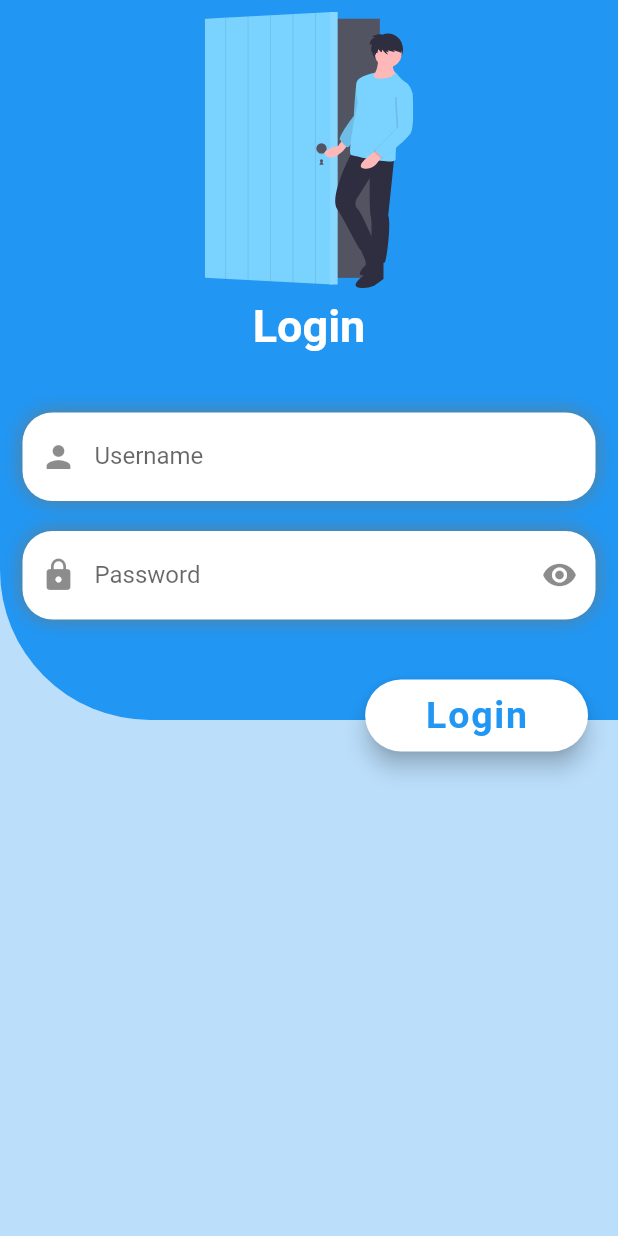
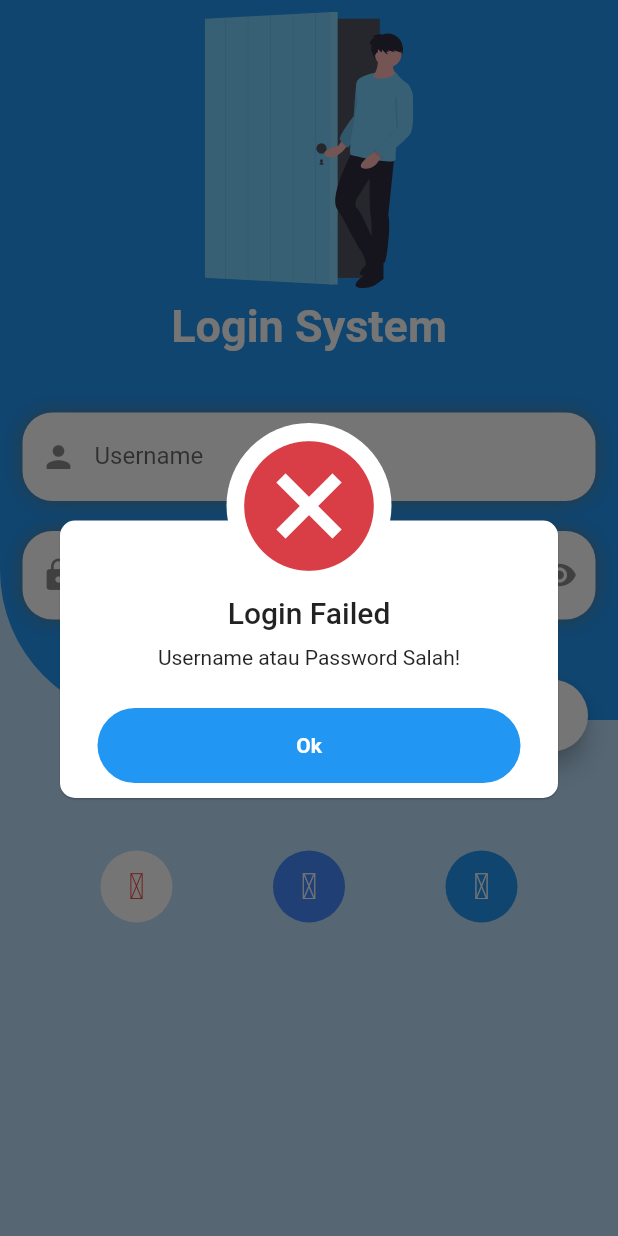
Before and after one commit to Fauzywahyudi/SubmissionFlutter, a Flutter app: the screen it shows after launch, after a tap on "Login", on a phone screen of 412 x 824 dp. Run offline on Flutter 3.47's test engine with Material 2 defaults, Android fonts, the phone set to English and light mode, and no system bars; our stand-ins replace awesome_dialog, eva_icons_flutter, flutter_svg, google_fonts.

Commit message:
add eva icons and awesome diaglog

```diff
--- a/Submission Week 2/cek_login_sederhana_flutter/lib/views/login.dart
+++ b/Submission Week 2/cek_login_sederhana_flutter/lib/views/login.dart
@@ -4,6 +4,8 @@ import 'package:cek_login_sederhana_flutter/views/home.dart';
 import 'package:flutter/material.dart';
 import 'package:flutter_svg/flutter_svg.dart';
 import 'package:google_fonts/google_fonts.dart';
+import 'package:eva_icons_flutter/eva_icons_flutter.dart';
+import 'package:awesome_dialog/awesome_dialog.dart';
 
 class Login extends StatefulWidget {
   @override
@@ -14,6 +16,8 @@ class _LoginState extends State<Login> {
   bool _showPassword = true;
   TextEditingController _tecUsername = TextEditingController();
   TextEditingController _tecPassword = TextEditingController();
+  FocusNode _focUsername = FocusNode();
+  FocusNode _focPassword = FocusNode();
 
   var _shadow = BoxShadow(
     color: Colors.blueGrey,
@@ -45,6 +49,53 @@ class _LoginState extends State<Login> {
     );
   }
 
+  Widget _sosmed() {
+    return Container(
+      margin: EdgeInsets.only(top: 30),
+      child: Row(
+        mainAxisAlignment: MainAxisAlignment.spaceEvenly,
+        children: <Widget>[
+          Container(
+            decoration: BoxDecoration(
+              color: Colors.white,
+              shape: BoxShape.circle,
+            ),
+            child: IconButton(
+              icon: Icon(EvaIcons.google, color: Colors.red),
+              onPressed: () {},
+            ),
+          ),
+          Container(
+            decoration: BoxDecoration(
+              color: Colors.blueAccent,
+              shape: BoxShape.circle,
+            ),
+            child: IconButton(
+              icon: Icon(
+                EvaIcons.facebook,
+                color: Colors.white,
+              ),
+              onPressed: () {},
+            ),
+          ),
+          Container(
+            decoration: BoxDecoration(
+              color: Colors.blue,
+              shape: BoxShape.circle,
+            ),
+            child: IconButton(
+              icon: Icon(
+                EvaIcons.twitter,
+                color: Colors.white,
+              ),
+              onPressed: () {},
+            ),
+          ),
+        ],
+      ),
+    );
+  }
+
   Column _buildForm() {
     return Column(
       children: <Widget>[
@@ -56,7 +107,12 @@ class _LoginState extends State<Login> {
               borderRadius: BorderRadius.circular(20),
               color: Colors.white),
           child: TextField(
+            focusNode: _focUsername,
             controller: _tecUsername,
+            textInputAction: TextInputAction.next,
+            onSubmitted: (v) {
+              FocusScope.of(context).requestFocus(_focPassword);
+            },
             decoration: InputDecoration(
               labelText: "Username",
               prefixIcon: Icon(Icons.person),
@@ -71,8 +127,13 @@ class _LoginState extends State<Login> {
               borderRadius: BorderRadius.circular(20),
               color: Colors.white),
           child: TextField(
+            focusNode: _focPassword,
             controller: _tecPassword,
             obscureText: _showPassword,
+            textInputAction: TextInputAction.done,
+            onSubmitted: (v) {
+              _focPassword.unfocus();
+            },
             decoration: InputDecoration(
               labelText: "Password",
               prefixIcon: Icon(Icons.lock),
@@ -108,7 +169,7 @@ class _LoginState extends State<Login> {
                   child: Text("Login",
                       style: TextStyle(
                         fontWeight: FontWeight.bold,
-                        fontSize: 25,
+                        fontSize: 20,
                         color: Colors.blue,
                       )),
                 ),
@@ -117,6 +178,15 @@ class _LoginState extends State<Login> {
             ],
           ),
         ),
+        Padding(
+          padding: const EdgeInsets.all(8.0),
+          child: Text("Login With",
+              style: GoogleFonts.lato(
+                  fontSize: 17,
+                  color: Colors.blueAccent,
+                  fontWeight: FontWeight.bold)),
+        ),
+        _sosmed()
       ],
     );
   }
@@ -135,7 +205,7 @@ class _LoginState extends State<Login> {
             ),
           ),
           Text(
-            "Login",
+            "Login System",
             style: GoogleFonts.mcLaren(
                 fontSize: 30, color: Colors.white, fontWeight: FontWeight.bold),
           )
@@ -165,7 +235,19 @@ class _LoginState extends State<Login> {
         ),
       );
     } else {
-      print("username atau password salah");
+      _buildDialog();
     }
   }
+
+  _buildDialog() {
+    return AwesomeDialog(
+        context: context,
+        dialogType: DialogType.ERROR,
+        animType: AnimType.BOTTOMSLIDE,
+        title: 'Login Failed',
+        desc: 'Username atau Password Salah!',
+        btnOkOnPress: () {},
+        btnOkColor: Colors.blue)
+      ..show();
+  }
 }
--- a/Submission Week 2/cek_login_sederhana_flutter/pubspec.yaml
+++ b/Submission Week 2/cek_login_sederhana_flutter/pubspec.yaml
@@ -30,6 +30,8 @@ dependencies:
   cupertino_icons: ^0.1.3
   flutter_svg: ^0.17.1
   google_fonts: ^1.1.0
+  eva_icons_flutter: ^2.0.1
+  awesome_dialog: ^1.1.3
 
 dev_dependencies:
   flutter_test:
```
Also changed, not shown: Submission Week 2/cek_login_sederhana_flutter/assets/images/login.png (deleted), Submission Week 2/cek_login_sederhana_flutter/assets/images/login.svg (deleted), Submission Week 2/cek_login_sederhana_flutter/pubspec.lock.
